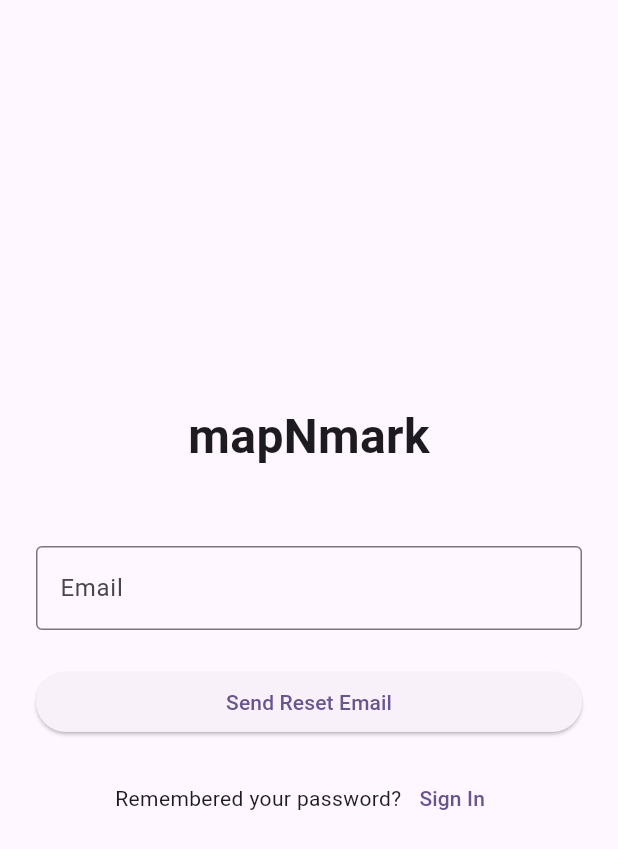
After one commit to 999Marius/mapNmark, a Flutter app: the screen it shows after launch, after a tap on "Forgot Password?", on a phone screen of 412 x 824 dp. The commit adds this screen. Shown: the top 849 px of the screen. Run offline on Flutter 3.47's test engine with Material 3 defaults, Android fonts, the phone set to English and light mode, and no system bars; our stand-ins replace flutter_riverpod, supabase_flutter; accounts and stored records are empty; network calls fail.

Commit message:
added a forgot password screen

```diff
--- /dev/null
+++ b/lib/features/auth/forgot_password_screen.dart
@@ -0,0 +1,102 @@
+import 'package:flutter/material.dart';
+import 'package:flutter_riverpod/flutter_riverpod.dart';
+import 'package:map_n_mark/services/auth_service.dart';
+
+class ForgotPasswordScreen extends ConsumerStatefulWidget {
+  const ForgotPasswordScreen({super.key});
+
+  @override
+  ConsumerState<ForgotPasswordScreen> createState() => _ForgotPasswordScreenState();
+}
+
+class _ForgotPasswordScreenState extends ConsumerState<ForgotPasswordScreen> {
+  final _emailController = TextEditingController();
+  bool _isLoading = false;
+
+  @override
+  void dispose() {
+    _emailController.dispose();
+    super.dispose();
+  }
+
+  Future<void> _sendResetEmail() async {
+    setState(() => _isLoading = true);
+    try {
+      final authService = ref.read(authServiceProvider);
+      await authService.sendPasswordResetEmail(_emailController.text);
+      if (mounted) {
+        ScaffoldMessenger.of(context).showSnackBar(
+          const SnackBar(
+            content: Text('Password reset email sent!'),
+            backgroundColor: Colors.green,
+          ),
+        );
+        Navigator.pop(context);
+      }
+    } catch (e) {
+      if (mounted) {
+        ScaffoldMessenger.of(context).showSnackBar(
+          SnackBar(
+            content: Text(e.toString().replaceAll('Exception: ', '')),
+            backgroundColor: Colors.red,
+          ),
+        );
+      }
+    }
+    if (mounted) {
+      setState(() => _isLoading = false);
+    }
+  }
+
+  @override
+  Widget build(BuildContext context) {
+    return Scaffold(
+      body: Padding(
+        padding: const EdgeInsets.all(24.0),
+        child: Column(
+          mainAxisAlignment: MainAxisAlignment.center,
+          children: [
+            const Text(
+              'mapNmark',
+              style: TextStyle(
+                fontSize: 32,
+                fontWeight: FontWeight.bold,
+              ),
+            ),
+            const SizedBox(height: 50),
+            TextField(
+              controller: _emailController,
+              decoration: const InputDecoration(
+                labelText: 'Email',
+                border: OutlineInputBorder(),
+              ),
+            ),
+            const SizedBox(height: 24),
+            SizedBox(
+              width: double.infinity,
+              child: ElevatedButton(
+                onPressed: _isLoading ? null : _sendResetEmail,
+                child: _isLoading
+                    ? const CircularProgressIndicator()
+                    : const Text('Send Reset Email'),
+              ),
+            ),
+            const SizedBox(height: 16),
+            Row(
+              mainAxisAlignment: MainAxisAlignment.center,
+              children: [
+                const Text('Remembered your password?'),
+                TextButton(
+                  onPressed: () {
+                    Navigator.pop(context);
+                  },
+                  child: const Text('Sign In'),
+                ),
+              ],
+            ),
+          ],
+        ),
+      ),
+    );
+  }
+}
--- a/lib/features/auth/login_screen.dart
+++ b/lib/features/auth/login_screen.dart
@@ -2,6 +2,7 @@ import 'package:flutter/material.dart';
 import 'package:flutter_riverpod/flutter_riverpod.dart';
 import 'package:map_n_mark/services/auth_service.dart';
 import 'package:supabase_flutter/supabase_flutter.dart';
+import 'package:map_n_mark/features/auth/forgot_password_screen.dart';
 
 class LoginScreen extends ConsumerStatefulWidget {
   const LoginScreen({super.key});
@@ -99,6 +100,21 @@ class _LoginScreenState extends ConsumerState<LoginScreen> {
                 border: OutlineInputBorder(),
               ),
             ),
+            const SizedBox(height: 16),
+            Align(
+              alignment: Alignment.centerRight,
+              child: TextButton(
+                onPressed: () {
+                  Navigator.push(
+                    context,
+                    MaterialPageRoute(
+                      builder: (context) => const ForgotPasswordScreen(),
+                    ),
+                  );
+                },
+                child: const Text('Forgot Password?'),
+              ),
+            ),
             const SizedBox(height: 24),
 
             // Sign in button
@@ -116,14 +132,14 @@ class _LoginScreenState extends ConsumerState<LoginScreen> {
             Row(
               mainAxisAlignment: MainAxisAlignment.center,
               children: [
-                const Text('Don\'t have an account?'),
+                const Text("Don't have an account?"),
                 TextButton(
                   onPressed: () {
                     Navigator.pushNamed(context, '/signup');
                   },
                   child: const Text('Sign Up'),
                 ),
-               ],
+              ],
             ),
           ],
         ),
--- a/lib/services/auth_service.dart
+++ b/lib/services/auth_service.dart
@@ -34,6 +34,17 @@ class AuthService {
       rethrow;
     }
   }
+
+  Future<void> sendPasswordResetEmail(String email) async {
+    try {
+      await supabase.auth.resetPasswordForEmail(email);
+    } catch (e) {
+      print('Error during password reset: $e');
+      rethrow;
+    }
+  }
 }
 
+
+
 final authServiceProvider = Provider((ref) => AuthService());
```
